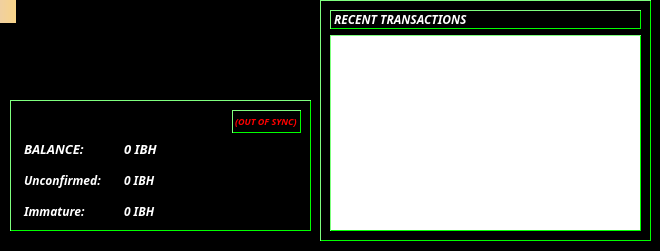
First picture: the form in src/qt/forms/overviewpage.ui, repository ibithub/ibithub, before the edit.
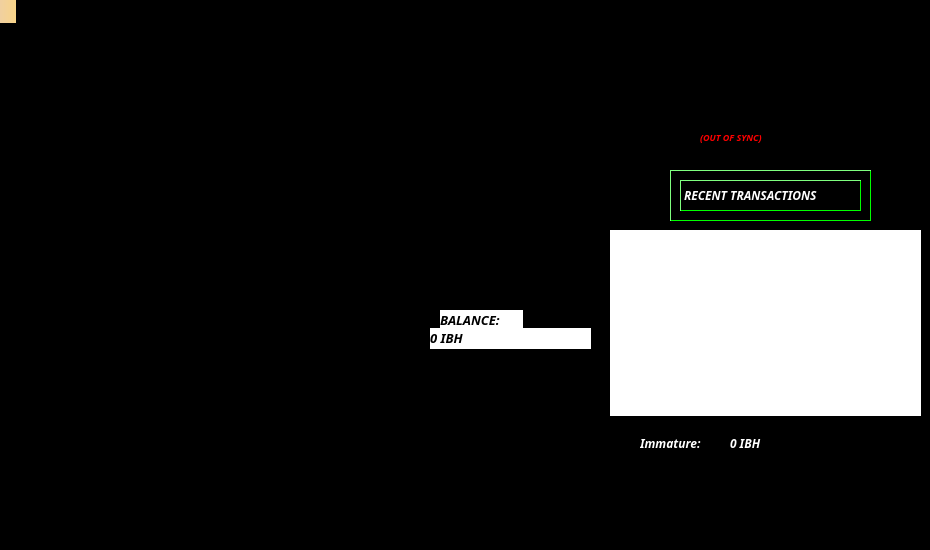
Second picture: the form after the edit. Icons and pictures are not drawn.

What changed in the file:
```diff
--- a/src/qt/forms/overviewpage.ui
+++ b/src/qt/forms/overviewpage.ui
@@ -6,10 +6,16 @@
    <rect>
     <x>0</x>
     <y>0</y>
-    <width>660</width>
-    <height>251</height>
+    <width>930</width>
+    <height>550</height>
    </rect>
   </property>
+  <property name="maximumSize">
+   <size>
+    <width>930</width>
+    <height>550</height>
+   </size>
+  </property>
   <property name="windowTitle">
    <string>Form</string>
   </property>
@@ -74,10 +80,10 @@
    <widget class="QFrame" name="frame_2">
     <property name="geometry">
      <rect>
-      <x>350</x>
-      <y>20</y>
-      <width>331</width>
-      <height>241</height>
+      <x>700</x>
+      <y>190</y>
+      <width>201</width>
+      <height>51</height>
      </rect>
     </property>
     <property name="autoFillBackground">
@@ -119,77 +125,72 @@
        </item>
       </layout>
      </item>
-     <item>
-      <widget class="QListView" name="listTransactions">
-       <property name="autoFillBackground">
-        <bool>false</bool>
-       </property>
-       <property name="styleSheet">
-        <string notr="true">QListView { background: white; }</string>
-       </property>
-       <property name="frameShape">
-        <enum>QFrame::NoFrame</enum>
-       </property>
-       <property name="verticalScrollBarPolicy">
-        <enum>Qt::ScrollBarAlwaysOff</enum>
-       </property>
-       <property name="horizontalScrollBarPolicy">
-        <enum>Qt::ScrollBarAlwaysOff</enum>
-       </property>
-       <property name="selectionMode">
-        <enum>QAbstractItemView::NoSelection</enum>
-       </property>
-      </widget>
-     </item>
     </layout>
    </widget>
-   <widget class="QFrame" name="frame12">
+   <widget class="QLabel" name="labelBalance">
     <property name="geometry">
      <rect>
-      <x>40</x>
-      <y>120</y>
-      <width>301</width>
-      <height>131</height>
+      <x>460</x>
+      <y>348</y>
+      <width>161</width>
+      <height>21</height>
      </rect>
     </property>
-    <property name="autoFillBackground">
-     <bool>false</bool>
+    <property name="font">
+     <font>
+      <family>Tibetan Machine Uni</family>
+      <pointsize>10</pointsize>
+      <weight>75</weight>
+      <italic>true</italic>
+      <bold>true</bold>
+     </font>
     </property>
     <property name="styleSheet">
-     <string notr="true">
-background:black;
-border-style:outset;
-border-width:1px;
-border-color:lime;
-</string>
+     <string notr="true">color:black;
+background:white;</string>
     </property>
-    <property name="frameShape">
-     <enum>QFrame::Box</enum>
+    <property name="text">
+     <string notr="true">0 IBH</string>
     </property>
-    <property name="frameShadow">
-     <enum>QFrame::Raised</enum>
+    <property name="textInteractionFlags">
+     <set>Qt::LinksAccessibleByMouse|Qt::TextSelectableByKeyboard|Qt::TextSelectableByMouse</set>
     </property>
-    <property name="lineWidth">
-     <number>2</number>
+   </widget>
+   <widget class="QLabel" name="label">
+    <property name="geometry">
+     <rect>
+      <x>470</x>
+      <y>330</y>
+      <width>83</width>
+      <height>19</height>
+     </rect>
     </property>
-    <layout class="QVBoxLayout" name="verticalLayout_4">
-     <item>
-      <layout class="QHBoxLayout" name="horizontalLayout_4">
-       <item>
-        <spacer name="horizontalSpacer_2">
-         <property name="orientation">
-          <enum>Qt::Horizontal</enum>
-         </property>
-         <property name="sizeHint" stdset="0">
-          <size>
-           <width>40</width>
-           <height>20</height>
-          </size>
-         </property>
-        </spacer>
-       </item>
-       <item>
+    <property name="font">
+     <font>
+      <family>Tibetan Machine Uni</family>
+      <pointsize>10</pointsize>
+      <weight>75</weight>
+      <italic>true</italic>
+      <bold>true</bold>
+     </font>
+    </property>
+    <property name="styleSheet">
+     <string notr="true">color:black;
+background:white;</string>
+    </property>
+    <property name="text">
+     <string>BALANCE:</string>
+    </property>
+   </widget>
         <widget class="QLabel" name="labelWalletStatus">
+    <property name="geometry">
+     <rect>
+      <x>730</x>
+      <y>140</y>
+      <width>89</width>
+      <height>35</height>
+     </rect>
+    </property>
          <property name="font">
           <font>
            <family>Tibetan Machine Uni</family>
@@ -215,94 +216,15 @@
           <set>Qt::AlignLeading|Qt::AlignLeft|Qt::AlignVCenter</set>
          </property>
         </widget>
-       </item>
-      </layout>
-     </item>
-     <item>
-      <layout class="QFormLayout" name="formLayout_2">
-       <property name="fieldGrowthPolicy">
-        <enum>QFormLayout::AllNonFixedFieldsGrow</enum>
-       </property>
-       <property name="horizontalSpacing">
-        <number>14</number>
-       </property>
-       <property name="verticalSpacing">
-        <number>12</number>
-       </property>
-       <property name="topMargin">
-        <number>0</number>
-       </property>
-       <item row="0" column="0">
-        <widget class="QLabel" name="label">
-         <property name="font">
-          <font>
-           <family>Tibetan Machine Uni</family>
-           <pointsize>10</pointsize>
-           <weight>75</weight>
-           <italic>true</italic>
-           <bold>true</bold>
-          </font>
-         </property>
-         <property name="styleSheet">
-          <string notr="true">color:white;
-border-color:black</string>
-         </property>
-         <property name="text">
-          <string>BALANCE:</string>
-         </property>
-        </widget>
-       </item>
-       <item row="0" column="1">
-        <widget class="QLabel" name="labelBalance">
-         <property name="font">
-          <font>
-           <family>Tibetan Machine Uni</family>
-           <pointsize>10</pointsize>
-           <weight>75</weight>
-           <italic>true</italic>
-           <bold>true</bold>
-          </font>
-         </property>
-         <property name="cursor">
-          <cursorShape>IBeamCursor</cursorShape>
-         </property>
-         <property name="toolTip">
-          <string>&lt;html&gt;&lt;head/&gt;&lt;body&gt;&lt;p&gt;&lt;br/&gt;&lt;/p&gt;&lt;/body&gt;&lt;/html&gt;</string>
-         </property>
-         <property name="styleSheet">
-          <string notr="true">color:white;
-border-color:black</string>
-         </property>
-         <property name="text">
-          <string notr="true">0 IBH</string>
-         </property>
-         <property name="textInteractionFlags">
-          <set>Qt::LinksAccessibleByMouse|Qt::TextSelectableByKeyboard|Qt::TextSelectableByMouse</set>
-         </property>
-        </widget>
-       </item>
-       <item row="1" column="0">
-        <widget class="QLabel" name="label_3">
-         <property name="font">
-          <font>
-           <family>Tibetan Machine Uni</family>
-           <pointsize>9</pointsize>
-           <weight>75</weight>
-           <italic>true</italic>
-           <bold>true</bold>
-          </font>
-         </property>
-         <property name="styleSheet">
-          <string notr="true">color:white;
-border-color:black</string>
-         </property>
-         <property name="text">
-          <string>Unconfirmed:</string>
-         </property>
-        </widget>
-       </item>
-       <item row="2" column="0">
         <widget class="QLabel" name="labelImmatureText">
+    <property name="geometry">
+     <rect>
+      <x>670</x>
+      <y>450</y>
+      <width>72</width>
+      <height>27</height>
+     </rect>
+    </property>
          <property name="font">
           <font>
            <family>Tibetan Machine Uni</family>
@@ -313,16 +235,21 @@
           </font>
          </property>
          <property name="styleSheet">
-          <string notr="true">color:white;
-border-color:black</string>
+     <string notr="true">color:white;background:black</string>
          </property>
          <property name="text">
           <string>Immature:</string>
          </property>
         </widget>
-       </item>
-       <item row="2" column="1">
         <widget class="QLabel" name="labelImmature">
+    <property name="geometry">
+     <rect>
+      <x>760</x>
+      <y>450</y>
+      <width>176</width>
+      <height>27</height>
+     </rect>
+    </property>
          <property name="font">
           <font>
            <family>Tibetan Machine Uni</family>
@@ -336,8 +263,7 @@
           <string>&lt;html&gt;&lt;head/&gt;&lt;body&gt;&lt;p&gt;&lt;br/&gt;&lt;/p&gt;&lt;/body&gt;&lt;/html&gt;</string>
          </property>
          <property name="styleSheet">
-          <string notr="true">color:white;
-border-color:black</string>
+     <string notr="true">color:white;background:black</string>
          </property>
          <property name="text">
           <string notr="true">0 IBH</string>
@@ -346,39 +272,33 @@
           <set>Qt::LinksAccessibleByMouse|Qt::TextSelectableByKeyboard|Qt::TextSelectableByMouse</set>
          </property>
         </widget>
-       </item>
-       <item row="1" column="1">
-        <widget class="QLabel" name="labelUnconfirmed">
-         <property name="font">
-          <font>
-           <family>Tibetan Machine Uni</family>
-           <pointsize>9</pointsize>
-           <weight>75</weight>
-           <italic>true</italic>
-           <bold>true</bold>
-          </font>
-         </property>
-         <property name="cursor">
-          <cursorShape>IBeamCursor</cursorShape>
-         </property>
-         <property name="toolTip">
-          <string>&lt;html&gt;&lt;head/&gt;&lt;body&gt;&lt;p&gt;&lt;br/&gt;&lt;/p&gt;&lt;/body&gt;&lt;/html&gt;</string>
-         </property>
+   <widget class="QListView" name="listTransactions">
+    <property name="geometry">
+     <rect>
+      <x>640</x>
+      <y>250</y>
+      <width>311</width>
+      <height>186</height>
+     </rect>
+    </property>
+    <property name="autoFillBackground">
+     <bool>false</bool>
+    </property>
          <property name="styleSheet">
-          <string notr="true">color:white;
-border-color:black</string>
-         </property>
-         <property name="text">
-          <string notr="true">0 IBH</string>
-         </property>
-         <property name="textInteractionFlags">
-          <set>Qt::LinksAccessibleByMouse|Qt::TextSelectableByKeyboard|Qt::TextSelectableByMouse</set>
-         </property>
-        </widget>
-       </item>
-      </layout>
-     </item>
-    </layout>
+     <string notr="true">QListView { background: white; }</string>
+    </property>
+    <property name="frameShape">
+     <enum>QFrame::NoFrame</enum>
+    </property>
+    <property name="verticalScrollBarPolicy">
+     <enum>Qt::ScrollBarAlwaysOff</enum>
+    </property>
+    <property name="horizontalScrollBarPolicy">
+     <enum>Qt::ScrollBarAlwaysOff</enum>
+    </property>
+    <property name="selectionMode">
+     <enum>QAbstractItemView::NoSelection</enum>
+    </property>
    </widget>
   </widget>
   <zorder>frame</zorder>
```
Left out of the diff: 9 changed lines with no effect on the pictures. Lines whose indentation alone changed are shown as unchanged.
